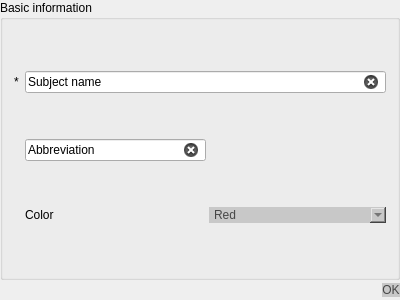
The window that Orar/OrarApp/SubjectDialog.ui (alexandrutm/UnivTimetable) describes before a commit, drawn with Qt 5.
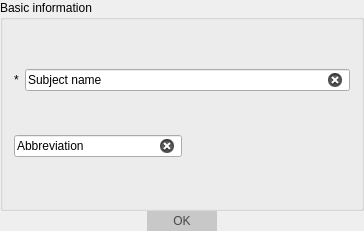
The same window after the commit.

```diff
--- a/Orar/OrarApp/SubjectDialog.ui
+++ b/Orar/OrarApp/SubjectDialog.ui
@@ -6,8 +6,8 @@
    <rect>
     <x>0</x>
     <y>0</y>
-    <width>400</width>
-    <height>300</height>
+    <width>364</width>
+    <height>231</height>
    </rect>
   </property>
   <property name="windowTitle">
@@ -34,10 +34,17 @@
      <property name="title">
       <string>Basic information</string>
      </property>
+     <layout class="QVBoxLayout" name="verticalLayout_3">
+      <item>
      <layout class="QHBoxLayout" name="horizontalLayout_3">
       <item>
-       <layout class="QGridLayout" name="gridLayout">
-        <item row="0" column="1">
+         <widget class="QLabel" name="label_4">
+          <property name="text">
+           <string>*</string>
+          </property>
+         </widget>
+        </item>
+        <item>
          <widget class="QLineEdit" name="Name">
           <property name="enabled">
            <bool>true</bool>
@@ -65,7 +72,9 @@
           </property>
          </widget>
         </item>
-        <item row="1" column="1">
+       </layout>
+      </item>
+      <item>
          <layout class="QVBoxLayout" name="verticalLayout">
           <item>
            <layout class="QHBoxLayout" name="horizontalLayout_2">
@@ -96,82 +105,19 @@
           </item>
          </layout>
         </item>
-        <item row="0" column="0">
-         <widget class="QLabel" name="label_4">
-          <property name="text">
-           <string>*</string>
-          </property>
-         </widget>
-        </item>
-        <item row="2" column="1">
-         <layout class="QHBoxLayout" name="horizontalLayout">
-          <item>
-           <widget class="QLabel" name="label">
-            <property name="text">
-             <string>Color</string>
-            </property>
-           </widget>
-          </item>
-          <item>
-           <widget class="QComboBox" name="Color">
-            <property name="styleSheet">
-             <string notr="true">QComboBox{
-	font: 75 11pt &quot;Times New Roman&quot;;
-	color: rgb(70, 70, 70);
-	background-color: rgb(200, 200, 200);
-	border: 0px solid;
-}
-
-QComboBox:hover {
-	background-color: rgb(231, 231, 231);
-}</string>
-            </property>
-            <item>
-             <property name="text">
-              <string>Red</string>
-             </property>
-            </item>
-            <item>
-             <property name="text">
-              <string>Green</string>
-             </property>
-            </item>
-            <item>
-             <property name="text">
-              <string>Black</string>
-             </property>
-            </item>
-            <item>
-             <property name="text">
-              <string>Yellow</string>
-             </property>
-            </item>
-           </widget>
-          </item>
-         </layout>
-        </item>
-       </layout>
-      </item>
      </layout>
     </widget>
    </item>
    <item>
     <layout class="QHBoxLayout" name="horizontalLayout_4">
-     <item>
-      <spacer name="horizontalSpacer_2">
-       <property name="orientation">
-        <enum>Qt::Horizontal</enum>
-       </property>
-       <property name="sizeHint" stdset="0">
-        <size>
-         <width>98</width>
-         <height>20</height>
-        </size>
-       </property>
-      </spacer>
-     </item>
      <item>
       <widget class="QPushButton" name="OkButtonAddSubject">
+       <property name="maximumSize">
+        <size>
+         <width>70</width>
+         <height>20</height>
+        </size>
+       </property>
        <property name="styleSheet">
         <string notr="true">QPushButton{
 	font: 75 11pt &quot;Times New Roman&quot;;
```
Lines whose indentation alone changed are shown as unchanged.
